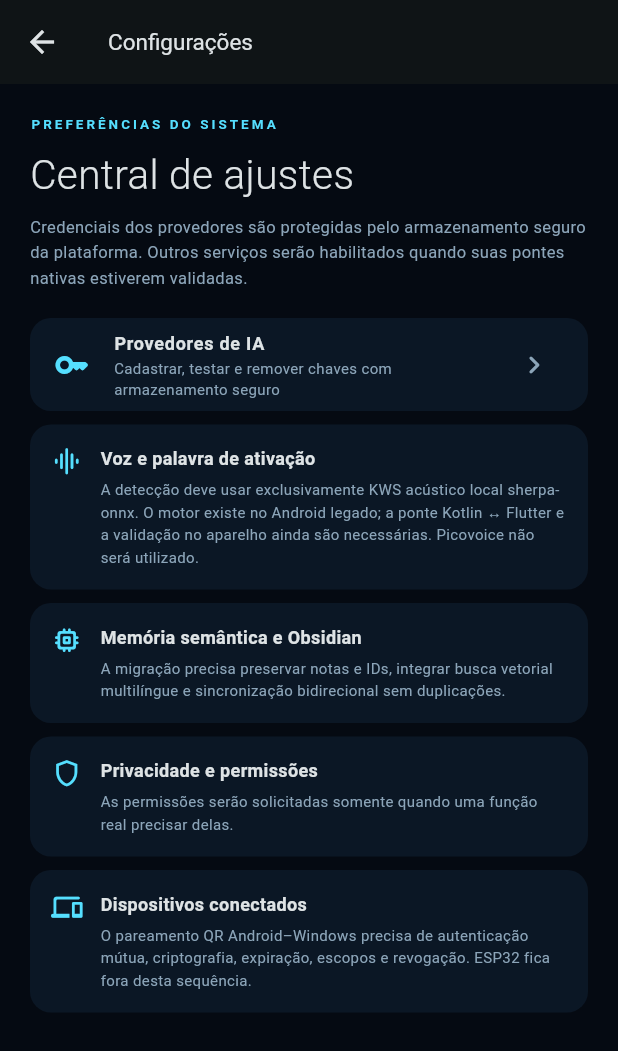
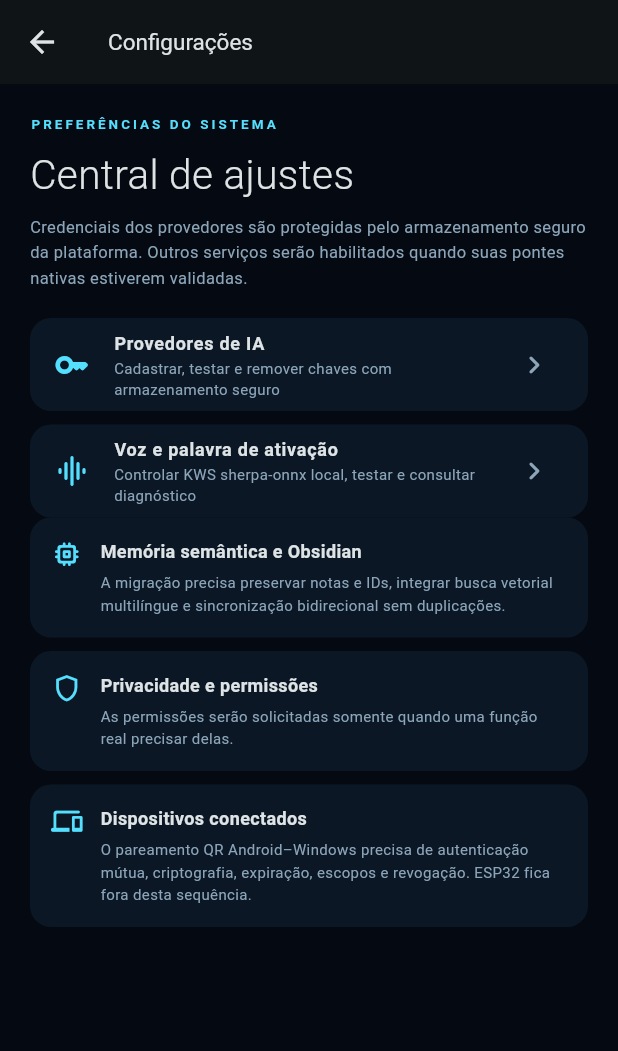
Before and after one commit to erossilva-byte/JARVIS-0.3.1, a Flutter app: the SettingsPage screen opened directly, on a phone screen of 412 x 824 dp. Shown: the top 1051 px of the screen. Run offline on Flutter 3.47's test engine with Material 3 defaults, Android fonts, the phone set to English and light mode, and no system bars; our stand-ins replace flutter_secure_storage; accounts and stored records are empty.

Commit message:
feat(ui): conectar painel de palavra de ativação nas configurações

```diff
--- a/flutter_app/lib/main.dart
+++ b/flutter_app/lib/main.dart
@@ -1,6 +1,7 @@
 import 'dart:math' as math;
 import 'package:flutter/material.dart';
 import 'services/provider_service.dart';
+import 'services/kws_settings_page.dart';
 
 void main()=>runApp(const JarvisApp());
 const cyan=Color(0xFF55DFFF),bg=Color(0xFF050A12),panel=Color(0xFF0B1725),muted=Color(0xFF8CA5B9);
@@ -177,7 +178,13 @@ class SettingsPage extends StatelessWidget{
    onTap:()=>Navigator.of(c).push(MaterialPageRoute<void>(builder:(_)=>const ProviderSettingsPage())),
   )),
   const SizedBox(height:9),
-  const _Setting(icon:Icons.graphic_eq_rounded,title:'Voz e palavra de ativação',detail:'A detecção deve usar exclusivamente KWS acústico local sherpa-onnx. O motor existe no Android legado; a ponte Kotlin ↔ Flutter e a validação no aparelho ainda são necessárias. Picovoice não será utilizado.'),
+  Material(color:panel,borderRadius:BorderRadius.circular(14),child:ListTile(
+   leading:const Icon(Icons.graphic_eq_rounded,color:cyan),
+   title:const Text('Voz e palavra de ativação',style:TextStyle(fontSize:12,fontWeight:FontWeight.w600)),
+   subtitle:const Text('Controlar KWS sherpa-onnx local, testar e consultar diagnóstico',style:TextStyle(color:muted,fontSize:10)),
+   trailing:const Icon(Icons.chevron_right_rounded,color:muted),
+   onTap:()=>Navigator.of(c).push(MaterialPageRoute<void>(builder:(_)=>const KwsSettingsPage())),
+  )),
   const _Setting(icon:Icons.memory_rounded,title:'Memória semântica e Obsidian',detail:'A migração precisa preservar notas e IDs, integrar busca vetorial multilíngue e sincronização bidirecional sem duplicações.'),
   const _Setting(icon:Icons.shield_outlined,title:'Privacidade e permissões',detail:'As permissões serão solicitadas somente quando uma função real precisar delas.'),
   const _Setting(icon:Icons.devices_rounded,title:'Dispositivos conectados',detail:'O pareamento QR Android–Windows precisa de autenticação mútua, criptografia, expiração, escopos e revogação. ESP32 fica fora desta sequência.'),
```
